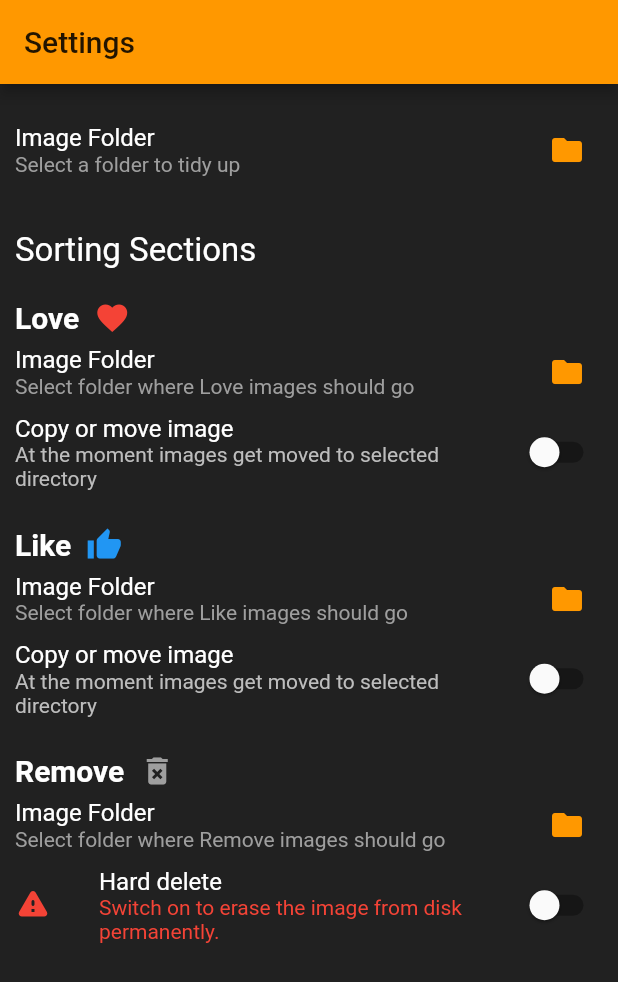
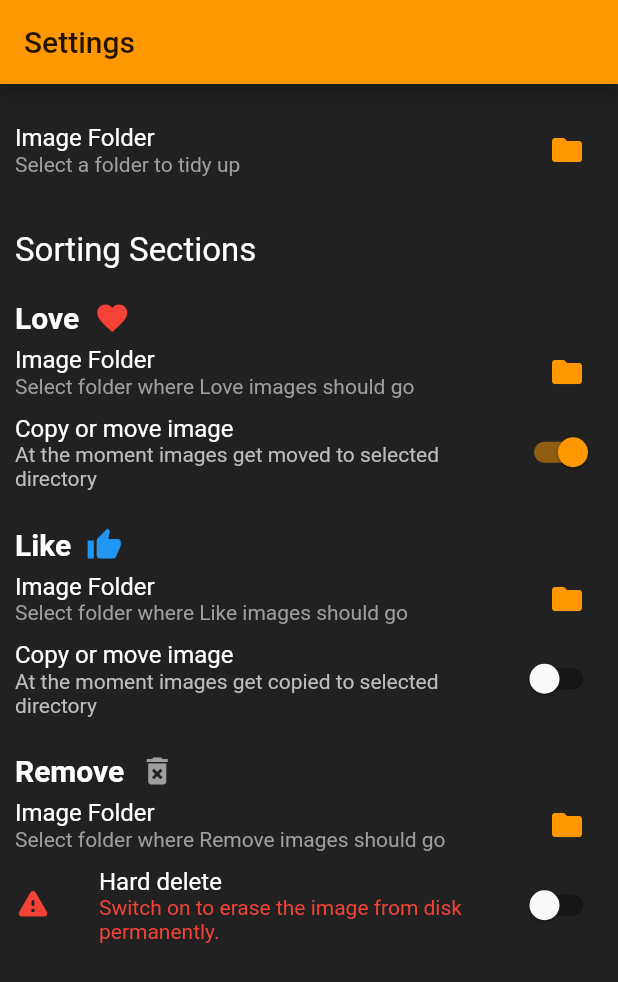
Before and after one commit to HotRecode/TidyMyGallery, a Flutter app: the screen it shows after launch, after a tap on "Copy or move image", on a phone screen of 412 x 824 dp. Shown: the top 982 px of the screen. Run offline on Flutter 3.47's test engine with Material 2 defaults, Android fonts, the phone set to English and light mode, and no system bars; our stand-ins replace flutter_spinkit.

Commit message:
Apply settings state on switches

```diff
--- a/lib/screens/settings.dart
+++ b/lib/screens/settings.dart
@@ -50,7 +50,17 @@ class _SettingsScreenState extends State<SettingsScreen> {
                   Icons.favorite,
                   color: Colors.red,
               ),
-              Switch: CopyOrMoveSwitch(),
+              Switch: CopyOrMoveSwitch(Key('loveImagesSwitch'),
+                moveImageToFolder: _settings.loveImagesMoveToFolder,
+                onChange: (bool value) {
+                  setState(() {
+                    _settings = Settings.update(
+                        _settings,
+                        loveImagesMoveToFolder: value,
+                    );
+                  });
+                },
+              ),
             ),
             SizedBox(
               height: 20,
@@ -61,7 +71,17 @@ class _SettingsScreenState extends State<SettingsScreen> {
                 Icons.thumb_up,
                 color: Colors.blue,
               ),
-              Switch: CopyOrMoveSwitch(),
+              Switch: CopyOrMoveSwitch(Key('likeImagesSwitch'),
+                moveImageToFolder: _settings.likeImagesMoveToFolder,
+                onChange: (bool value) {
+                  setState(() {
+                    _settings = Settings.update(
+                      _settings,
+                      likeImagesMoveToFolder: value,
+                    );
+                  });
+                },
+              ),
             ),
             SizedBox(
               height: 20,
@@ -72,7 +92,17 @@ class _SettingsScreenState extends State<SettingsScreen> {
                 Icons.delete_forever,
                 color: Colors.grey,
               ),
-              Switch: HardDeleteSwitch()
+              Switch: HardDeleteSwitch(Key('hardDelete'),
+                hardDelete: _settings.hardDelete,
+                onChange: (bool value) {
+                  setState(() {
+                    _settings = Settings.update(
+                      _settings,
+                      hardDelete: value,
+                    );
+                  });
+                },
+              )
             ),
           ],
         ),
--- a/lib/widgets/copy-or-move-switch.dart
+++ b/lib/widgets/copy-or-move-switch.dart
@@ -1,9 +1,14 @@
 import 'package:flutter/material.dart';
 
 class CopyOrMoveSwitch extends StatelessWidget {
+  final bool moveImageToFolder;
+  final Function onChange;
+  final Key key;
+  CopyOrMoveSwitch(this.key, {@required this.moveImageToFolder, @required this.onChange}) {}
   @override
   Widget build(BuildContext context) {
     return SwitchListTile(
+      key: key,
       title: Text(
         'Copy or move image',
         style: TextStyle(
@@ -12,13 +17,13 @@ class CopyOrMoveSwitch extends StatelessWidget {
         ),
       ),
       subtitle: Text(
-        'At the moment images get moved to selected directory',
+        'At the moment images get ${ moveImageToFolder == true ? 'moved' : 'copied' } to selected directory',
         style: TextStyle(
           color: Colors.grey[400],
         ),
       ),
-      value: false,
-      onChanged: (bool value) {},
+      value: moveImageToFolder,
+      onChanged: onChange,
       contentPadding: EdgeInsets.symmetric(horizontal: 0),
     );
   }
--- a/lib/widgets/hard-delete-switch.dart
+++ b/lib/widgets/hard-delete-switch.dart
@@ -1,9 +1,14 @@
 import 'package:flutter/material.dart';
 
 class HardDeleteSwitch extends StatelessWidget {
+  final bool hardDelete;
+  final Function onChange;
+  final Key key;
+  HardDeleteSwitch(this.key, {@required this.hardDelete, @required this.onChange}) {}
   @override
   Widget build(BuildContext context) {
     return SwitchListTile(
+      key: key,
       title: Text(
         'Hard delete',
         style: TextStyle(
@@ -12,13 +17,15 @@ class HardDeleteSwitch extends StatelessWidget {
         ),
       ),
       subtitle: Text(
+        this.hardDelete == true ?
+        'Attention! Images will be permanently deleted now' :
         'Switch on to erase the image from disk permanently.',
         style: TextStyle(
           color: Colors.red,
         ),
       ),
-      value: false,
-      onChanged: (bool value) {},
+      value: hardDelete,
+      onChanged: onChange,
       secondary: const Icon(
         Icons.warning_rounded,
         color: Colors.red,
```
